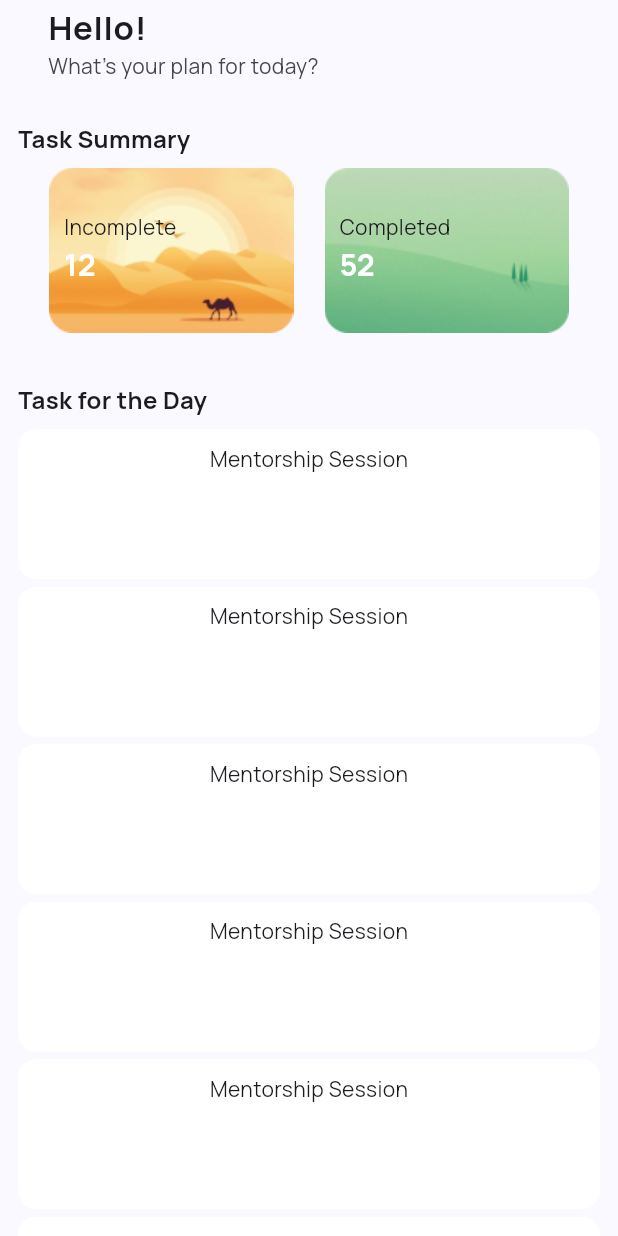
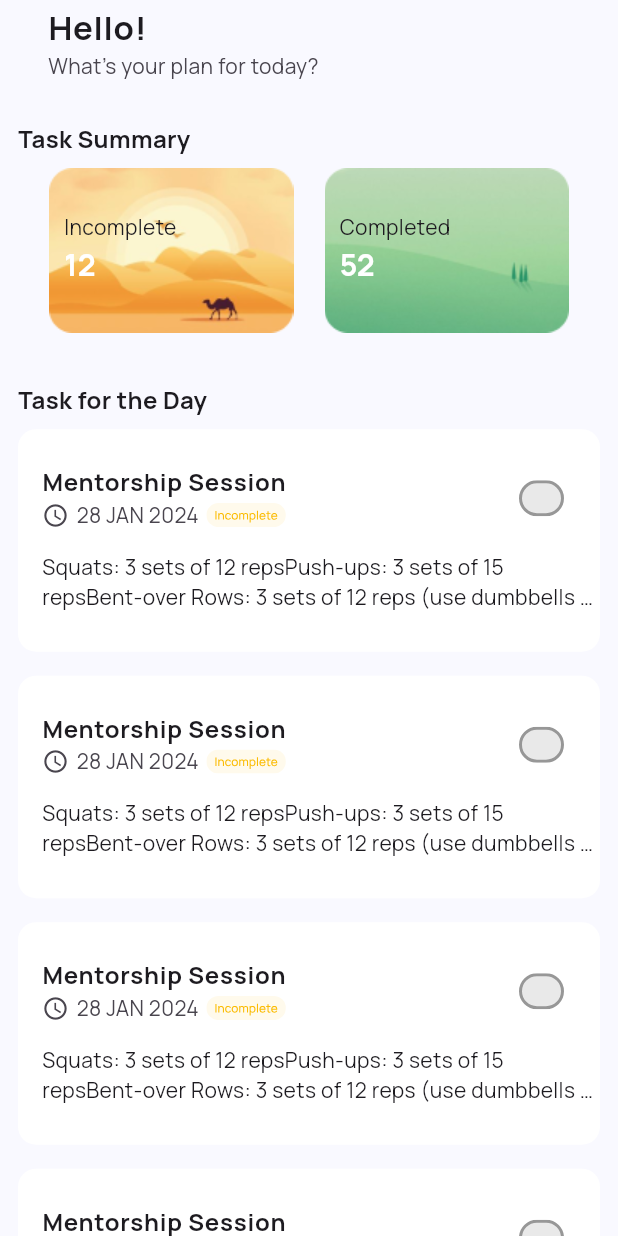
Before and after one commit to aacfahim/easy-do-app, a Flutter app: the screen it shows after launch, on a phone screen of 412 x 824 dp. Run offline on Flutter 3.47's test engine with Material 3 defaults, Android fonts, the phone set to English and light mode, and no system bars; our stand-ins replace flutter_svg, google_fonts.

Commit message:
task for the day widget

```diff
--- a/lib/screens/home.dart
+++ b/lib/screens/home.dart
@@ -51,7 +51,13 @@ class Home extends StatelessWidget {
                     ),
                   ),
                   SizedBox(height: height * .01),
-                  Expanded(child: TaskForDay()),
+                  Expanded(
+                      child: TaskForDay(
+                    date: "28 JAN 2024",
+                    details:
+                        "Squats: 3 sets of 12 repsPush-ups: 3 sets of 15 repsBent-over Rows: 3 sets of 12 reps (use dumbbells or a barbell)Plank: 3 sets, hold for 30 seconds eachLunges: 3 sets of 10 reps per leg",
+                    title: "Mentorship Session",
+                  )),
                 ],
               ),
             ),
--- a/lib/widgets/task_for_day.dart
+++ b/lib/widgets/task_for_day.dart
@@ -1,8 +1,21 @@
 import 'package:flutter/material.dart';
+import 'package:flutter_svg/svg.dart';
 import 'package:google_fonts/google_fonts.dart';
 
 class TaskForDay extends StatelessWidget {
-  const TaskForDay({super.key});
+  TaskForDay({
+    super.key,
+    required this.date,
+    required this.details,
+    this.isChecked = false,
+    this.isCompleted = false,
+    required this.title,
+  });
+  String title;
+  String date;
+  String details;
+  bool isChecked;
+  bool isCompleted;
 
   @override
   Widget build(BuildContext context) {
@@ -11,19 +24,42 @@ class TaskForDay extends StatelessWidget {
         itemBuilder: (context, index) {
           return Container(
             padding: EdgeInsets.only(top: 10),
-            height: 100,
+            height: MediaQuery.of(context).size.height * .18,
             width: double.maxFinite,
             decoration: BoxDecoration(
                 color: Colors.white, borderRadius: BorderRadius.circular(12)),
             child: Column(children: [
-              Text(
-                "Mentorship Session",
-                style: GoogleFonts.manrope(),
-              )
+              ListTile(
+                  title: Text(
+                    title,
+                    style: GoogleFonts.manrope(fontWeight: FontWeight.bold),
+                  ),
+                  subtitle: Row(children: [
+                    Icon(Icons.watch_later_outlined, size: 18),
+                    SizedBox(width: 5),
+                    Text("28 JAN 2024"),
+                    SizedBox(width: 5),
+                    isCompleted
+                        ? SvgPicture.asset("assets/task_complete.svg")
+                        : SvgPicture.asset("assets/task_incomplete.svg")
+                  ]),
+                  trailing: isChecked
+                      ? SvgPicture.asset("assets/checked.svg")
+                      : SvgPicture.asset("assets/unchecked.svg")),
+              Padding(
+                padding: const EdgeInsets.only(
+                  left: 16.0,
+                ),
+                child: Text(
+                  details,
+                  maxLines: 2,
+                  overflow: TextOverflow.ellipsis,
+                ),
+              ),
             ]),
           );
         },
-        separatorBuilder: (context, index) => SizedBox(height: 5),
+        separatorBuilder: (context, index) => SizedBox(height: 16),
         itemCount: 100);
   }
 }
--- a/pubspec.yaml
+++ b/pubspec.yaml
@@ -35,6 +35,7 @@ dependencies:
   # Use with the CupertinoIcons class for iOS style icons.
   cupertino_icons: ^1.0.2
   google_fonts: ^6.1.0
+  flutter_svg: ^2.0.9
 
 dev_dependencies:
   flutter_test:
```
Also changed, not shown: assets/checked.png (deleted), assets/checked.svg (added), assets/task_complete.svg (added), assets/task_incomplete.svg (added), assets/unchecked.png (deleted), assets/unchecked.svg (added), pubspec.lock.
